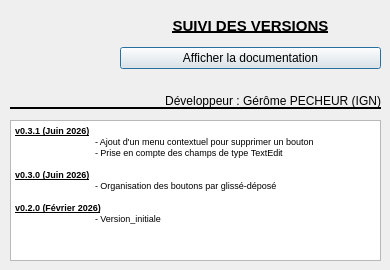
Above: aproposde.ui from IGNF/jeux-attributs-qgis-plugin before the change. Below: the same form after it.
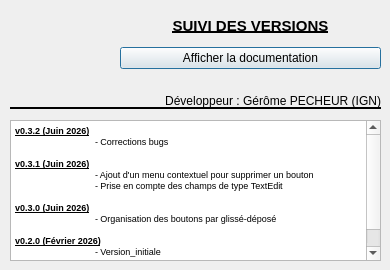
That is the form after the change. Icons and pictures are not drawn.

Commit message: maj a propos

```diff
--- a/aproposde.ui
+++ b/aproposde.ui
@@ -100,6 +100,9 @@
 &lt;html&gt;&lt;head&gt;&lt;meta name=&quot;qrichtext&quot; content=&quot;1&quot; /&gt;&lt;style type=&quot;text/css&quot;&gt;
 p, li { white-space: pre-wrap; }
 &lt;/style&gt;&lt;/head&gt;&lt;body style=&quot; font-family:'MS Shell Dlg 2'; font-size:8.25pt; font-weight:400; font-style:normal;&quot;&gt;
+&lt;p style=&quot; margin-top:0px; margin-bottom:0px; margin-left:0px; margin-right:0px; -qt-block-indent:0; text-indent:0px;&quot;&gt;&lt;span style=&quot; font-size:7pt; font-weight:600; text-decoration: underline;&quot;&gt;v0.3.2 (Juin 2026)&lt;/span&gt;&lt;/p&gt;
+&lt;p style=&quot; margin-top:0px; margin-bottom:0px; margin-left:0px; margin-right:0px; -qt-block-indent:0; text-indent:0px;&quot;&gt;&lt;span style=&quot; font-size:7pt;&quot;&gt;	- Corrections bugs&lt;/span&gt;&lt;/p&gt;
+&lt;p style=&quot;-qt-paragraph-type:empty; margin-top:0px; margin-bottom:0px; margin-left:0px; margin-right:0px; -qt-block-indent:0; text-indent:0px; font-size:7pt;&quot;&gt;&lt;br /&gt;&lt;/p&gt;
 &lt;p style=&quot; margin-top:0px; margin-bottom:0px; margin-left:0px; margin-right:0px; -qt-block-indent:0; text-indent:0px;&quot;&gt;&lt;span style=&quot; font-size:7pt; font-weight:600; text-decoration: underline;&quot;&gt;v0.3.1 (Juin 2026)&lt;/span&gt;&lt;/p&gt;
 &lt;p style=&quot; margin-top:0px; margin-bottom:0px; margin-left:0px; margin-right:0px; -qt-block-indent:0; text-indent:0px;&quot;&gt;&lt;span style=&quot; font-size:7pt;&quot;&gt;	- Ajout d'un menu contextuel pour supprimer un bouton&lt;/span&gt;&lt;/p&gt;
 &lt;p style=&quot; margin-top:0px; margin-bottom:0px; margin-left:0px; margin-right:0px; -qt-block-indent:0; text-indent:0px;&quot;&gt;&lt;span style=&quot; font-size:7pt;&quot;&gt;	- Prise en compte des champs de type TextEdit&lt;/span&gt;&lt;/p&gt;
```
